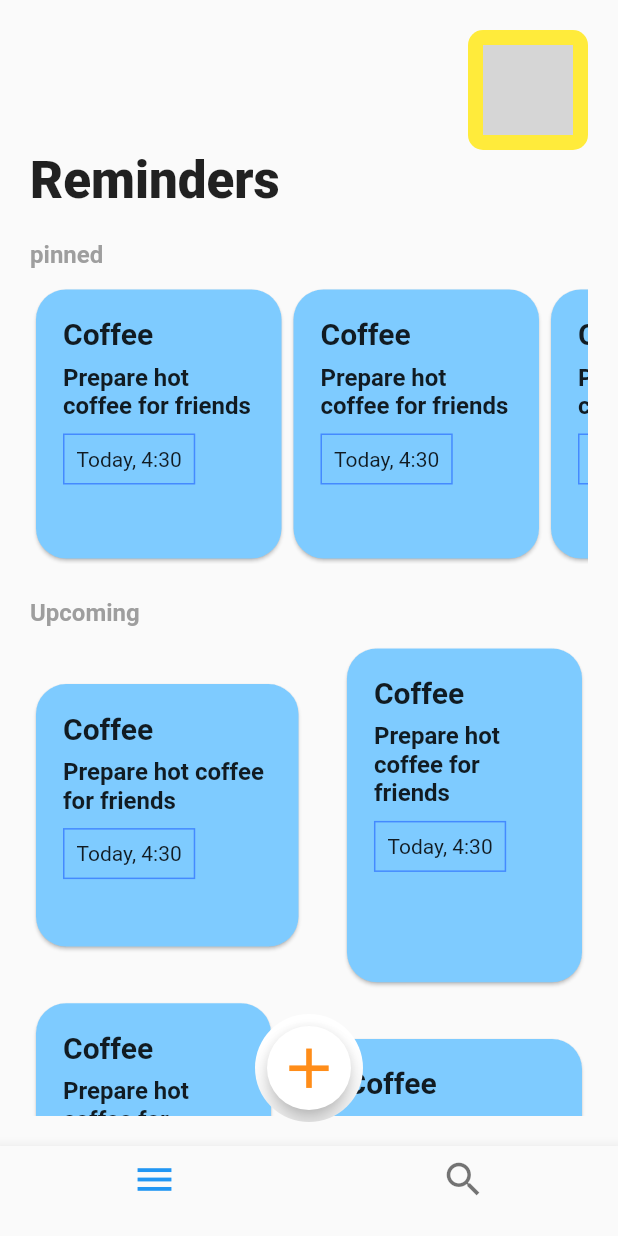
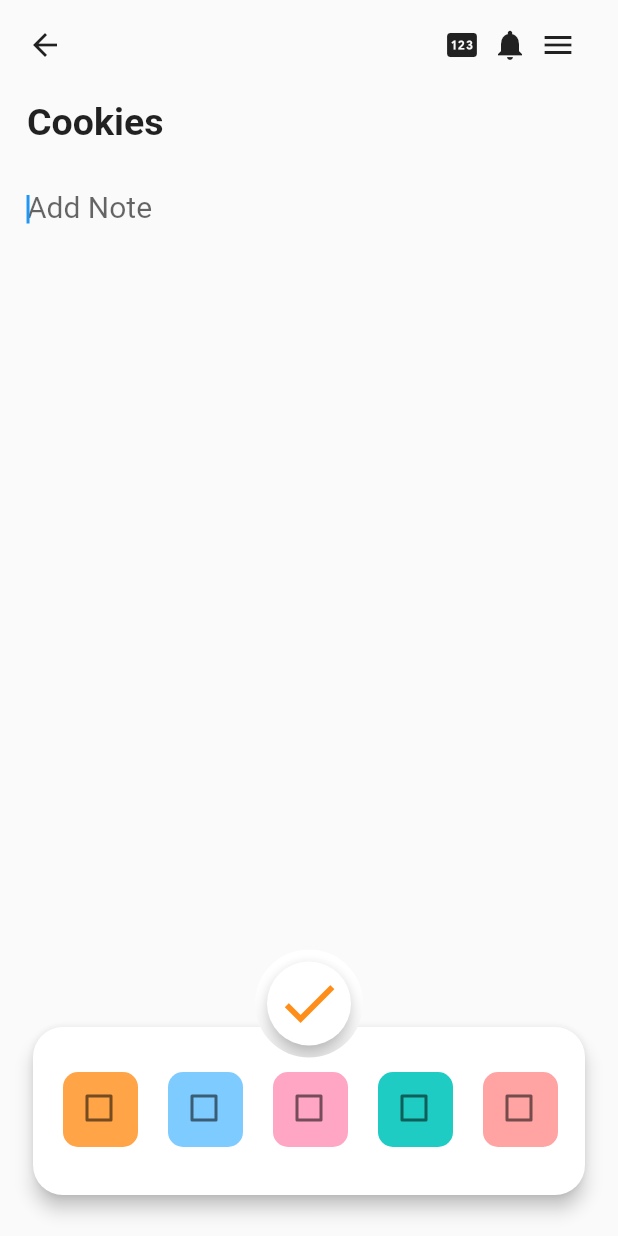
Before and after one commit to aman246149/notesapp, a Flutter app: the screen it shows after launch, after a tap on the "add" icon, on a phone screen of 412 x 824 dp. Run offline on Flutter 3.47's test engine with Material 2 defaults, Android fonts, the phone set to English and light mode, and no system bars; network calls fail; grey boxes are pictures that could not be loaded.

Commit message:
made add note ui with improvement

```diff
--- /dev/null
+++ b/lib/Screens/AddNoteScreen.dart
@@ -0,0 +1,225 @@
+// ignore_for_file: sized_box_for_whitespace
+
+import 'package:flutter/material.dart';
+
+class AddNoteScreen extends StatefulWidget {
+  const AddNoteScreen({Key? key}) : super(key: key);
+
+  @override
+  State<AddNoteScreen> createState() => _AddNoteScreenState();
+}
+
+class _AddNoteScreenState extends State<AddNoteScreen> {
+  TextEditingController _noteController = TextEditingController();
+  bool selectedColor = false;
+  String selectedColorCode = "";
+
+  List<Map<String, dynamic>> colors = [
+    {"color": 0xffffa447, "isChecked": false},
+    {"color": 0xff7ecbff, "isChecked": false},
+    {"color": 0xffffa6c4, "isChecked": false},
+    {"color": 0xff1eccc3, "isChecked": false},
+    {"color": 0xffffa3a3, "isChecked": false},
+  ];
+
+  @override
+  void dispose() {
+    _noteController.dispose();
+    super.dispose();
+  }
+
+  @override
+  Widget build(BuildContext context) {
+    final size = MediaQuery.of(context).size;
+    return Scaffold(
+      floatingActionButton: Padding(
+        padding: EdgeInsets.only(bottom: size.height / 8),
+        child: ClipRRect(
+          borderRadius: BorderRadius.circular(80),
+          child: Container(
+            color: Colors.white,
+            padding: EdgeInsets.all(8),
+            child: FloatingActionButton(
+              backgroundColor: Colors.white,
+              child: const Icon(
+                Icons.check,
+                color: Color(0xffff8d19),
+                size: 45,
+              ),
+              onPressed: () {},
+            ),
+          ),
+        ),
+      ),
+      floatingActionButtonLocation: FloatingActionButtonLocation.centerFloat,
+      resizeToAvoidBottomInset: false,
+      body: Container(
+        // color: Colors.amber,
+        height: MediaQuery.of(context).size.height,
+        width: MediaQuery.of(context).size.width,
+        child: Padding(
+          padding: const EdgeInsets.only(top: 18.0, left: 18, right: 18),
+          child: Column(
+            crossAxisAlignment: CrossAxisAlignment.start,
+            mainAxisAlignment: MainAxisAlignment.start,
+            children: [
+              Container(
+                child: Row(
+                  mainAxisAlignment: MainAxisAlignment.spaceBetween,
+                  children: [
+                    const Icon(Icons.arrow_back),
+                    Row(
+                      children: const [
+                        Icon(Icons.pin),
+                        SizedBox(
+                          width: 8,
+                        ),
+                        Icon(Icons.notifications),
+                        SizedBox(
+                          width: 8,
+                        ),
+                        Icon(Icons.menu),
+                        SizedBox(
+                          width: 10,
+                        ),
+                      ],
+                    ),
+                  ],
+                ),
+              ),
+              const SizedBox(
+                height: 25,
+              ),
+              const Text(
+                "Cookies",
+                style: TextStyle(
+                  fontSize: 25,
+                  fontWeight: FontWeight.bold,
+                ),
+              ),
+              Padding(
+                padding: const EdgeInsets.only(top: 18.0, left: 0, right: 0),
+                child: Container(
+                  height: MediaQuery.of(context).size.height / 1.200000000,
+                  // color: Colors.green,
+                  child: Stack(
+                    children: [
+                      Container(
+                        height: MediaQuery.of(context).size.height / 2,
+                        width: MediaQuery.of(context).size.width,
+                        child: const TextField(
+                          autofocus: true,
+                          decoration: InputDecoration(
+                              border: InputBorder.none,
+                              hintText: 'Add Note',
+                              hintStyle: TextStyle(fontSize: 20)),
+                          keyboardType: TextInputType.multiline,
+                          minLines: 1,
+                          maxLines: 5,
+                          // cursorHeight: 50,
+                        ),
+                      ),
+                      Positioned.fill(
+                        child: Align(
+                            alignment: Alignment.bottomCenter,
+                            child: Stack(
+                              children: [
+                                Container(
+                                  height: 120,
+                                  width: MediaQuery.of(context).size.width,
+                                  child: Card(
+                                    shape: RoundedRectangleBorder(
+                                        borderRadius:
+                                            BorderRadius.circular(20)),
+                                    elevation: 5,
+                                    child: ListView.builder(
+                                      scrollDirection: Axis.horizontal,
+                                      itemCount: colors.length,
+                                      itemBuilder: (context, index) {
+                                        return Padding(
+                                          padding: const EdgeInsets.only(
+                                            top: 30.0,
+                                            bottom: 30,
+                                            left: 20,
+                                          ),
+                                          child: GestureDetector(
+                                            onTap: (() {
+                                              print(index);
+                                            }),
+                                            child: Stack(
+                                              children: [
+                                                CustomContainerColor(
+                                                  colorValue: colors[index]
+                                                      ["color"],
+                                                ),
+                                                Checkbox(
+                                                  value: colors[index]
+                                                      ["isChecked"],
+                                                  onChanged: (value) => {
+                                                    for (var i in colors)
+                                                      {
+                                                        if (i.containsValue(
+                                                            true))
+                                                          {
+                                                            i["isChecked"] =
+                                                                false
+                                                          }
+                                                      },
+                                                    setState(() {
+                                                      colors[index]
+                                                              ["isChecked"] =
+                                                          value!;
+                                                    }),
+                                                    selectedColorCode =
+                                                        colors[index]["color"]
+                                                            .toString(),
+                                                    print(selectedColorCode
+                                                        .toString())
+                                                  },
+                                                  fillColor:
+                                                      MaterialStateProperty.all(
+                                                          Colors.transparent),
+                                                ),
+                                              ],
+                                            ),
+                                          ),
+                                        );
+                                      },
+                                    ),
+                                  ),
+                                ),
+                              ],
+                            )),
+                      )
+                    ],
+                  ),
+                ),
+              ),
+            ],
+          ),
+        ),
+      ),
+    );
+  }
+}
+
+class CustomContainerColor extends StatelessWidget {
+  final int colorValue;
+  const CustomContainerColor({
+    Key? key,
+    required this.colorValue,
+  }) : super(key: key);
+
+  @override
+  Widget build(BuildContext context) {
+    return Container(
+      height: 50,
+      width: 50,
+      decoration: BoxDecoration(
+        color: Color(colorValue),
+        borderRadius: new BorderRadius.circular(10.0),
+      ),
+
+    );
+  }
+}
--- a/lib/Screens/HomeScreen.dart
+++ b/lib/Screens/HomeScreen.dart
@@ -1,5 +1,6 @@
 import 'package:flutter/material.dart';
 import 'package:flutter_staggered_grid_view/flutter_staggered_grid_view.dart';
+import 'package:notetakingapp/Screens/AddNoteScreen.dart';
 
 class HomePage extends StatefulWidget {
   const HomePage({Key? key}) : super(key: key);
@@ -46,7 +47,10 @@ class _HomePageState extends State<HomePage> {
               color: Color(0xffff8d19),
               size: 45,
             ),
-            onPressed: () {},
+            onPressed: () {
+              Navigator.push(context,
+                  MaterialPageRoute(builder: (context) => AddNoteScreen()));
+            },
           ),
         ),
       ),
```
